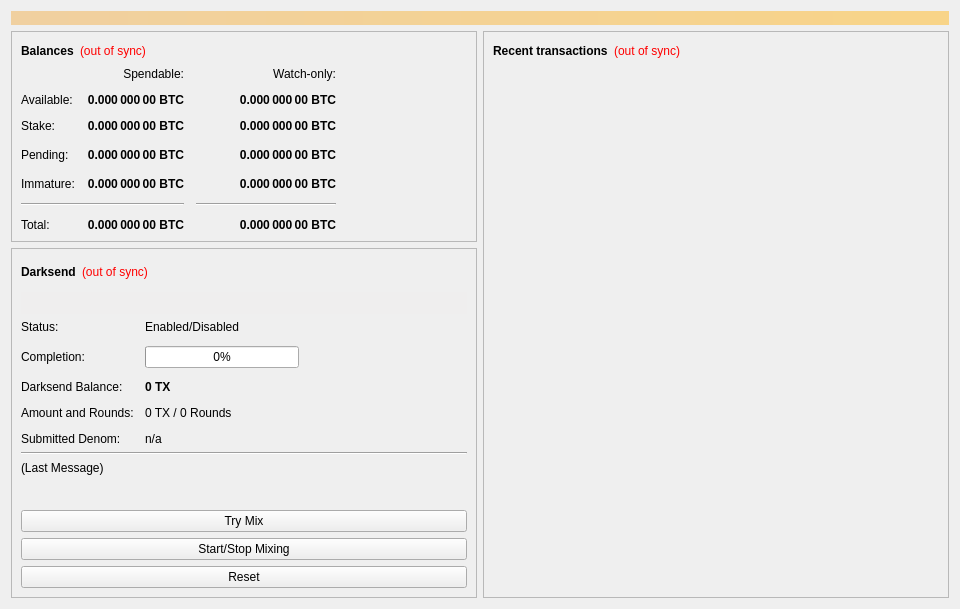
Before: the Qt Designer form src/qt/forms/overviewpage.ui in transferdev/Transfercoin, drawn with Qt 5.
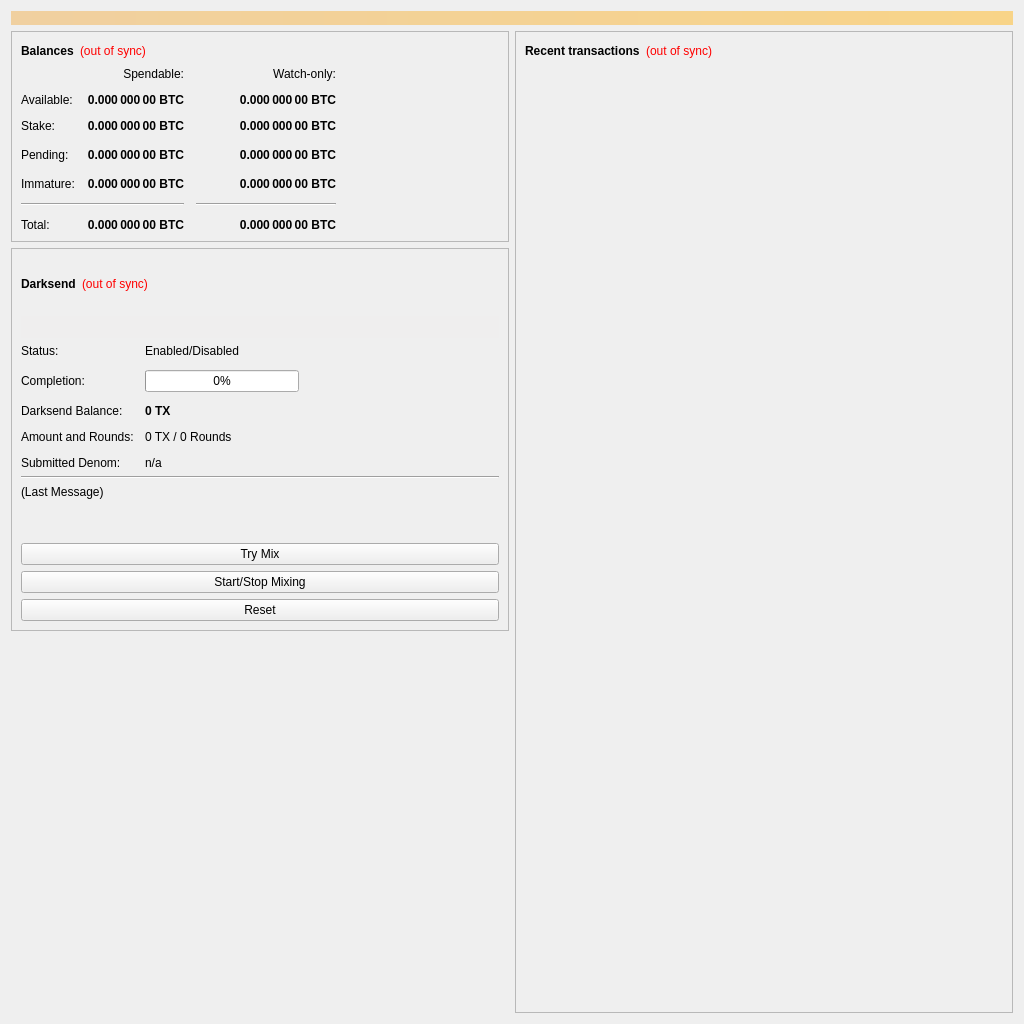
After: the same form once the commit is applied.

Commit message: 4k Screen changes

Diff of the .ui file:
```diff
--- a/src/qt/forms/overviewpage.ui
+++ b/src/qt/forms/overviewpage.ui
@@ -6,14 +6,14 @@
    <rect>
     <x>0</x>
     <y>0</y>
-    <width>960</width>
-    <height>594</height>
+    <width>1024</width>
+    <height>1024</height>
    </rect>
   </property>
   <property name="minimumSize">
    <size>
-    <width>960</width>
-    <height>0</height>
+    <width>1024</width>
+    <height>1024</height>
    </size>
   </property>
   <property name="windowTitle">
```
The commit also changes 2 other files.
